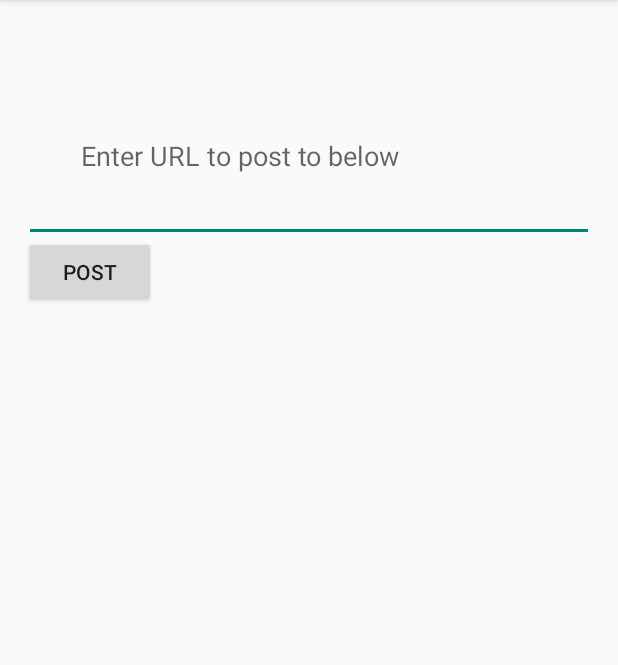
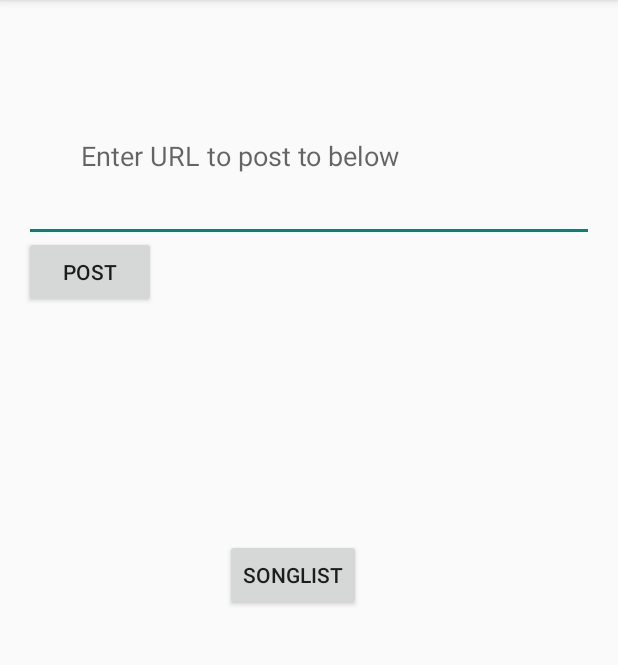
Before and after one commit to zealtron/RPi, an Android app: the screen it shows after launch (MainActivity), on a phone screen of 412 x 824 dp, the part 84-749 px from its top. Run offline under Robolectric (Android 15) with nearby library versions, the phone set to English and light mode, and no system bars.

Commit message:
Another activity

```diff
--- a/app/src/main/AndroidManifest.xml
+++ b/app/src/main/AndroidManifest.xml
@@ -1,7 +1,9 @@
 <?xml version="1.0" encoding="utf-8"?>
 <manifest xmlns:android="http://schemas.android.com/apk/res/android"
     package="cs4720furrett.rpimobileproject" >
+
     <uses-permission android:name="android.permission.INTERNET" />
+
     <application
         android:allowBackup="true"
         android:icon="@drawable/ic_launcher"
@@ -16,6 +18,10 @@
                 <category android:name="android.intent.category.LAUNCHER" />
             </intent-filter>
         </activity>
+        <activity
+            android:name="cs4720furrett.rpimobileproject.SongList"
+            android:label="@string/title_activity_song_list" >
+        </activity>
     </application>
 
 </manifest>
--- a/app/src/main/java/cs4720furrett/rpimobileproject/MainActivity.java
+++ b/app/src/main/java/cs4720furrett/rpimobileproject/MainActivity.java
@@ -3,6 +3,7 @@ package cs4720furrett.rpimobileproject;
 import android.app.Activity;
 import android.content.Context;
 import android.content.DialogInterface;
+import android.content.Intent;
 import android.hardware.Sensor;
 import android.hardware.SensorEvent;
 import android.hardware.SensorEventListener;
@@ -98,7 +99,10 @@ public class MainActivity extends Activity implements SensorEventListener {
 
         return super.onOptionsItemSelected(item);
     }
-
+public void switchToSongList(View view) {
+    Intent intent = new Intent(this, SongList.class);
+    startActivity(intent);
+}
     /* Sends post */
     public void sendPost(View view) throws IOException, JSONException {
 
--- a/app/src/main/res/layout/activity_main.xml
+++ b/app/src/main/res/layout/activity_main.xml
@@ -33,4 +33,16 @@
         android:layout_alignParentStart="true"
         android:layout_marginLeft="38dp" />
 
+    <Button
+        android:layout_width="wrap_content"
+        android:layout_height="wrap_content"
+        android:text="Songlist"
+        android:id="@+id/songlist"
+        android:layout_below="@+id/editText"
+        android:layout_toRightOf="@+id/post_button"
+        android:layout_toEndOf="@+id/post_button"
+        android:layout_marginLeft="46dp"
+        android:layout_marginTop="154dp"
+        android:onClick="switchToSongList" />
+
 </RelativeLayout>
--- /dev/null
+++ b/app/src/main/res/menu/menu_song_list.xml
@@ -0,0 +1,6 @@
+<menu xmlns:android="http://schemas.android.com/apk/res/android"
+    xmlns:tools="http://schemas.android.com/tools"
+    tools:context="cs4720furrett.rpimobileproject.SongList">
+    <item android:id="@+id/action_settings" android:title="@string/action_settings"
+        android:orderInCategory="100" android:showAsAction="never" />
+</menu>
--- a/app/src/main/res/values/strings.xml
+++ b/app/src/main/res/values/strings.xml
@@ -4,5 +4,6 @@
     <string name="app_name">RPi Mobile Project</string>
     <string name="hello_world">Hello world!</string>
     <string name="action_settings">Settings</string>
+    <string name="title_activity_song_list">SongList</string>
 
 </resources>
```
Also changed, not shown: app/src/main/java/cs4720furrett/rpimobileproject/SongList.java (added, +39 -0 lines), app/src/main/res/layout/activity_song_list.xml (added, +10 -0 lines).
